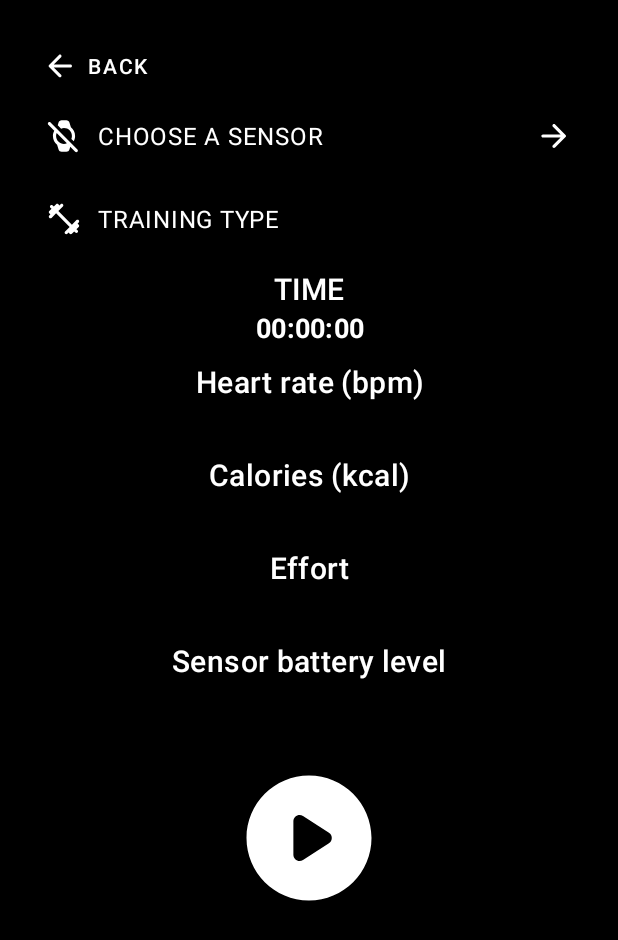
After one commit to RookeriesDevelopment/rook-training-tutorial-app, an Android app: the TrainingSoloActivity screen opened directly, with no data from a screen before it, on a phone screen of 412 x 824 dp. The commit adds this screen. Shown: the top 940 px of the screen. Run offline under Robolectric (Android 15) with nearby library versions, the phone set to English and light mode, and no system bars.

Commit message:
Tutorial -> Individual training -> Coding the UI

```diff
--- a/app/src/main/AndroidManifest.xml
+++ b/app/src/main/AndroidManifest.xml
@@ -69,5 +69,8 @@
         <activity
             android:name=".ui.scanner.SensorScannerActivity"
             android:exported="false" />
+        <activity
+            android:name=".ui.training.solo.TrainingSoloActivity"
+            android:exported="false" />
     </application>
 </manifest>
--- /dev/null
+++ b/app/src/main/java/com/rookmotion/rooktraining/ui/training/solo/TrainingSoloActivity.kt
@@ -0,0 +1,16 @@
+package com.rookmotion.rooktraining.ui.training.solo
+
+import android.os.Bundle
+import androidx.appcompat.app.AppCompatActivity
+import com.rookmotion.rooktraining.databinding.ActivityTrainingSoloBinding
+
+class TrainingSoloActivity : AppCompatActivity() {
+
+    private lateinit var binding: ActivityTrainingSoloBinding
+
+    override fun onCreate(savedInstanceState: Bundle?) {
+        super.onCreate(savedInstanceState)
+        binding = ActivityTrainingSoloBinding.inflate(layoutInflater)
+        setContentView(binding.root)
+    }
+}
--- /dev/null
+++ b/app/src/main/res/drawable/ic_arrow_back.xml
@@ -0,0 +1,5 @@
+<vector android:autoMirrored="true" android:height="24dp"
+    android:tint="#000000" android:viewportHeight="24"
+    android:viewportWidth="24" android:width="24dp" xmlns:android="http://schemas.android.com/apk/res/android">
+    <path android:fillColor="@android:color/white" android:pathData="M19,11H7.83l4.88,-4.88c0.39,-0.39 0.39,-1.03 0,-1.42 -0.39,-0.39 -1.02,-0.39 -1.41,0l-6.59,6.59c-0.39,0.39 -0.39,1.02 0,1.41l6.59,6.59c0.39,0.39 1.02,0.39 1.41,0 0.39,-0.39 0.39,-1.02 0,-1.41L7.83,13H19c0.55,0 1,-0.45 1,-1s-0.45,-1 -1,-1z"/>
+</vector>
--- /dev/null
+++ b/app/src/main/res/drawable/ic_pause.xml
@@ -0,0 +1,5 @@
+<vector android:height="24dp" android:tint="#000000"
+    android:viewportHeight="24" android:viewportWidth="24"
+    android:width="24dp" xmlns:android="http://schemas.android.com/apk/res/android">
+    <path android:fillColor="@android:color/white" android:pathData="M12,2C6.48,2 2,6.48 2,12s4.48,10 10,10s10,-4.48 10,-10S17.52,2 12,2zM10,16L10,16c-0.55,0 -1,-0.45 -1,-1V9c0,-0.55 0.45,-1 1,-1l0,0c0.55,0 1,0.45 1,1v6C11,15.55 10.55,16 10,16zM14,16L14,16c-0.55,0 -1,-0.45 -1,-1V9c0,-0.55 0.45,-1 1,-1l0,0c0.55,0 1,0.45 1,1v6C15,15.55 14.55,16 14,16z"/>
+</vector>
--- /dev/null
+++ b/app/src/main/res/drawable/ic_play.xml
@@ -0,0 +1,5 @@
+<vector android:height="24dp" android:tint="#000000"
+    android:viewportHeight="24" android:viewportWidth="24"
+    android:width="24dp" xmlns:android="http://schemas.android.com/apk/res/android">
+    <path android:fillColor="@android:color/white" android:pathData="M12,2C6.48,2 2,6.48 2,12s4.48,10 10,10s10,-4.48 10,-10S17.52,2 12,2zM9.5,14.67V9.33c0,-0.79 0.88,-1.27 1.54,-0.84l4.15,2.67c0.61,0.39 0.61,1.29 0,1.68l-4.15,2.67C10.38,15.94 9.5,15.46 9.5,14.67z"/>
+</vector>
--- /dev/null
+++ b/app/src/main/res/drawable/ic_sensor_off.xml
@@ -0,0 +1,6 @@
+<vector android:height="24dp" android:tint="#000000"
+    android:viewportHeight="24" android:viewportWidth="24"
+    android:width="24dp" xmlns:android="http://schemas.android.com/apk/res/android">
+    <path android:fillColor="@android:color/white" android:pathData="M12,7c2.76,0 5,2.24 5,5c0,0.64 -0.13,1.25 -0.35,1.82l1.5,1.5C18.69,14.33 19,13.2 19,12c0,-2.22 -1.03,-4.19 -2.64,-5.47l-0.93,-3.1C15.17,2.58 14.4,2 13.51,2h-3.02C9.6,2 8.83,2.58 8.57,3.42L8.04,5.21l2.14,2.14C10.75,7.13 11.36,7 12,7z"/>
+    <path android:fillColor="@android:color/white" android:pathData="M2.1,3.51L2.1,3.51c-0.39,0.39 -0.39,1.02 0,1.41l3.75,3.75C5.31,9.67 5,10.8 5,12c0,2.22 1.03,4.19 2.64,5.47l0.93,3.1C8.83,21.42 9.6,22 10.49,22h3.02c0.88,0 1.66,-0.58 1.92,-1.43l0.53,-1.78l3.11,3.11c0.39,0.39 1.02,0.39 1.41,0l0,0c0.39,-0.39 0.39,-1.02 0,-1.41L3.51,3.51C3.12,3.12 2.49,3.12 2.1,3.51zM12,17c-2.76,0 -5,-2.24 -5,-5c0,-0.64 0.13,-1.25 0.35,-1.82l6.47,6.47C13.25,16.87 12.64,17 12,17z"/>
+</vector>
--- /dev/null
+++ b/app/src/main/res/drawable/ic_stop.xml
@@ -0,0 +1,5 @@
+<vector android:height="24dp" android:tint="#000000"
+    android:viewportHeight="24" android:viewportWidth="24"
+    android:width="24dp" xmlns:android="http://schemas.android.com/apk/res/android">
+    <path android:fillColor="@android:color/white" android:pathData="M12,2C6.48,2 2,6.48 2,12c0,5.52 4.48,10 10,10s10,-4.48 10,-10C22,6.48 17.52,2 12,2zM15,16H9c-0.55,0 -1,-0.45 -1,-1V9c0,-0.55 0.45,-1 1,-1h6c0.55,0 1,0.45 1,1v6C16,15.55 15.55,16 15,16z"/>
+</vector>
--- /dev/null
+++ b/app/src/main/res/drawable/ic_training_type.xml
@@ -0,0 +1,5 @@
+<vector android:height="24dp" android:tint="#000000"
+    android:viewportHeight="24" android:viewportWidth="24"
+    android:width="24dp" xmlns:android="http://schemas.android.com/apk/res/android">
+    <path android:fillColor="@android:color/white" android:pathData="M20.57,14.86l0.72,-0.72c0.39,-0.39 0.39,-1.02 0,-1.41l-0.02,-0.02c-0.39,-0.39 -1.02,-0.39 -1.41,0L17,15.57 8.43,7l2.86,-2.86c0.39,-0.39 0.39,-1.02 0,-1.41l-0.02,-0.02c-0.39,-0.39 -1.02,-0.39 -1.41,0l-0.72,0.72 -0.72,-0.72c-0.39,-0.39 -1.03,-0.39 -1.42,0L5.57,4.14l-0.72,-0.72c-0.39,-0.39 -1.04,-0.39 -1.43,0 -0.39,0.39 -0.39,1.04 0,1.43l0.72,0.72L2.71,7c-0.39,0.39 -0.39,1.02 0,1.41l0.72,0.72 -0.72,0.73c-0.39,0.39 -0.39,1.02 0,1.41l0.02,0.02c0.39,0.39 1.02,0.39 1.41,0L7,8.43 15.57,17l-2.86,2.86c-0.39,0.39 -0.39,1.02 0,1.41l0.02,0.02c0.39,0.39 1.02,0.39 1.41,0l0.72,-0.72 0.72,0.72c0.39,0.39 1.02,0.39 1.41,0l1.43,-1.43 0.72,0.72c0.39,0.39 1.04,0.39 1.43,0 0.39,-0.39 0.39,-1.04 0,-1.43l-0.72,-0.72L21.29,17c0.39,-0.39 0.39,-1.02 0,-1.41l-0.72,-0.73z"/>
+</vector>
--- /dev/null
+++ b/app/src/main/res/drawable/ic_training_type_steps.xml
@@ -0,0 +1,5 @@
+<vector android:autoMirrored="true" android:height="24dp"
+    android:tint="#000000" android:viewportHeight="24"
+    android:viewportWidth="24" android:width="24dp" xmlns:android="http://schemas.android.com/apk/res/android">
+    <path android:fillColor="@android:color/white" android:pathData="M13.49,5.48c1.1,0 2,-0.9 2,-2s-0.9,-2 -2,-2 -2,0.9 -2,2 0.9,2 2,2zM10.32,17.48l0.57,-2.5 2.1,2v5c0,0.55 0.45,1 1,1s1,-0.45 1,-1v-5.64c0,-0.55 -0.22,-1.07 -0.62,-1.45l-1.48,-1.41 0.6,-3c1.07,1.24 2.62,2.13 4.36,2.41 0.6,0.09 1.14,-0.39 1.14,-1 0,-0.49 -0.36,-0.9 -0.85,-0.98 -1.52,-0.25 -2.78,-1.15 -3.45,-2.33l-1,-1.6c-0.4,-0.6 -1,-1 -1.7,-1 -0.3,0 -0.5,0.1 -0.8,0.1L7.21,7.76c-0.74,0.32 -1.22,1.04 -1.22,1.85v2.37c0,0.55 0.45,1 1,1s1,-0.45 1,-1v-2.4l1.8,-0.7 -1.6,8.1 -3.92,-0.8c-0.54,-0.11 -1.07,0.24 -1.18,0.78L3.09,17c-0.11,0.54 0.24,1.07 0.78,1.18l4.11,0.82c1.06,0.21 2.1,-0.46 2.34,-1.52z"/>
+</vector>
--- /dev/null
+++ b/app/src/main/res/layout/activity_training_solo.xml
@@ -0,0 +1,232 @@
+<?xml version="1.0" encoding="utf-8"?>
+<ScrollView xmlns:android="http://schemas.android.com/apk/res/android"
+    xmlns:app="http://schemas.android.com/apk/res-auto"
+    xmlns:tools="http://schemas.android.com/tools"
+    android:layout_width="match_parent"
+    android:layout_height="match_parent"
+    android:fillViewport="true"
+    tools:context=".ui.training.solo.TrainingSoloActivity">
+
+    <LinearLayout
+        android:id="@+id/base"
+        android:layout_width="match_parent"
+        android:layout_height="wrap_content"
+        android:background="@color/zone_0"
+        android:orientation="vertical"
+        android:padding="20dp">
+
+        <com.google.android.material.button.MaterialButton
+            android:id="@+id/back"
+            style="@style/Widget.RookMotion.Button.Back.White"
+            android:layout_width="wrap_content"
+            android:layout_height="wrap_content" />
+
+        <LinearLayout
+            android:id="@+id/choose_sensor"
+            android:layout_width="match_parent"
+            android:layout_height="wrap_content"
+            android:layout_marginBottom="10dp"
+            android:gravity="center_vertical"
+            android:orientation="horizontal"
+            android:padding="10dp">
+
+            <ImageView
+                android:id="@+id/sensor_state"
+                android:layout_width="25dp"
+                android:layout_height="25dp"
+                android:contentDescription="@null"
+                android:src="@drawable/ic_sensor_off"
+                app:tint="@color/white" />
+
+            <TextView
+                android:id="@+id/sensor_name"
+                android:layout_width="0dp"
+                android:layout_height="wrap_content"
+                android:layout_marginHorizontal="10dp"
+                android:layout_weight="1"
+                android:text="@string/choose_a_sensor"
+                android:textAllCaps="true"
+                android:textAppearance="@style/TextAppearance.MaterialComponents.Body1"
+                android:textColor="@color/white" />
+
+            <ImageView
+                android:layout_width="25dp"
+                android:layout_height="25dp"
+                android:contentDescription="@null"
+                android:src="@drawable/ic_arrow_forward"
+                app:tint="@color/white" />
+        </LinearLayout>
+
+        <LinearLayout
+            android:layout_width="match_parent"
+            android:layout_height="wrap_content"
+            android:layout_marginBottom="10dp"
+            android:gravity="center_vertical"
+            android:orientation="horizontal"
+            android:padding="10dp">
+
+            <ImageView
+                android:layout_width="25dp"
+                android:layout_height="25dp"
+                android:contentDescription="@null"
+                android:src="@drawable/ic_training_type"
+                app:tint="@color/white" />
+
+            <TextView
+                android:id="@+id/training_type"
+                android:layout_width="0dp"
+                android:layout_height="wrap_content"
+                android:layout_marginHorizontal="10dp"
+                android:layout_weight="1"
+                android:text="@string/training_type"
+                android:textAllCaps="true"
+                android:textAppearance="@style/TextAppearance.MaterialComponents.Body1"
+                android:textColor="@color/white" />
+        </LinearLayout>
+
+        <TextView
+            android:layout_width="match_parent"
+            android:layout_height="wrap_content"
+            android:text="@string/time"
+            android:textAlignment="center"
+            android:textAllCaps="true"
+            android:textAppearance="@style/TextAppearance.MaterialComponents.Headline6"
+            android:textColor="@color/white" />
+
+        <TextView
+            android:id="@+id/duration"
+            android:layout_width="match_parent"
+            android:layout_height="wrap_content"
+            android:layout_marginBottom="10dp"
+            android:text="00:00:00"
+            android:textAlignment="center"
+            android:textAppearance="@style/TextAppearance.MaterialComponents.Subtitle1"
+            android:textColor="@color/white"
+            android:textSize="18sp"
+            android:textStyle="bold" />
+
+        <TextView
+            android:layout_width="match_parent"
+            android:layout_height="wrap_content"
+            android:text="@string/heart_rate"
+            android:textAlignment="center"
+            android:textAppearance="@style/TextAppearance.MaterialComponents.Headline6"
+            android:textColor="@color/white" />
+
+        <TextView
+            android:id="@+id/heart_rate"
+            android:layout_width="match_parent"
+            android:layout_height="wrap_content"
+            android:layout_marginBottom="10dp"
+            android:textAlignment="center"
+            android:textAppearance="@style/TextAppearance.MaterialComponents.Subtitle1"
+            android:textColor="@color/white"
+            android:textSize="18sp"
+            tools:text="150" />
+
+        <TextView
+            android:layout_width="match_parent"
+            android:layout_height="wrap_content"
+            android:text="@string/calories"
+            android:textAlignment="center"
+            android:textAppearance="@style/TextAppearance.MaterialComponents.Headline6"
+            android:textColor="@color/white" />
+
+        <TextView
+            android:id="@+id/calories"
+            android:layout_width="match_parent"
+            android:layout_height="wrap_content"
+            android:layout_marginBottom="10dp"
+            android:textAlignment="center"
+            android:textAppearance="@style/TextAppearance.MaterialComponents.Subtitle1"
+            android:textColor="@color/white"
+            android:textSize="18sp"
+            tools:text="1500" />
+
+        <TextView
+            android:id="@+id/steps_types"
+            android:layout_width="match_parent"
+            android:layout_height="wrap_content"
+            android:text="@string/steps"
+            android:textAlignment="center"
+            android:textAppearance="@style/TextAppearance.MaterialComponents.Headline6"
+            android:textColor="@color/white"
+            android:visibility="gone" />
+
+        <TextView
+            android:id="@+id/steps"
+            android:layout_width="match_parent"
+            android:layout_height="wrap_content"
+            android:layout_marginBottom="10dp"
+            android:textAlignment="center"
+            android:textAppearance="@style/TextAppearance.MaterialComponents.Subtitle1"
+            android:textColor="@color/white"
+            android:textSize="18sp"
+            android:visibility="gone"
+            tools:text="2388" />
+
+        <TextView
+            android:layout_width="match_parent"
+            android:layout_height="wrap_content"
+            android:text="@string/heart_effort"
+            android:textAlignment="center"
+            android:textAppearance="@style/TextAppearance.MaterialComponents.Headline6"
+            android:textColor="@color/white" />
+
+        <TextView
+            android:id="@+id/effort"
+            android:layout_width="match_parent"
+            android:layout_height="wrap_content"
+            android:layout_marginBottom="10dp"
+            android:textAlignment="center"
+            android:textAppearance="@style/TextAppearance.MaterialComponents.Subtitle1"
+            android:textColor="@color/white"
+            android:textSize="18sp"
+            tools:text="90%" />
+
+        <TextView
+            android:layout_width="match_parent"
+            android:layout_height="wrap_content"
+            android:text="@string/battery_level"
+            android:textAlignment="center"
+            android:textAppearance="@style/TextAppearance.MaterialComponents.Headline6"
+            android:textColor="@color/white" />
+
+        <TextView
+            android:id="@+id/battery_level"
+            android:layout_width="match_parent"
+            android:layout_height="wrap_content"
+            android:layout_marginBottom="10dp"
+            android:textAlignment="center"
+            android:textAppearance="@style/TextAppearance.MaterialComponents.Subtitle1"
+            android:textColor="@color/white"
+            android:textSize="18sp"
+            tools:text="90" />
+
+        <RelativeLayout
+            android:layout_width="match_parent"
+            android:layout_height="wrap_content"
+            android:layout_marginTop="20dp"
+            android:orientation="horizontal">
+
+            <ImageView
+                android:id="@+id/stop"
+                android:layout_width="100dp"
+                android:layout_height="100dp"
+                android:layout_centerInParent="true"
+                android:contentDescription="@null"
+                android:src="@drawable/ic_stop"
+                android:visibility="gone"
+                app:tint="@color/white" />
+
+            <ImageView
+                android:id="@+id/play"
+                android:layout_width="100dp"
+                android:layout_height="100dp"
+                android:layout_centerInParent="true"
+                android:contentDescription="@null"
+                android:src="@drawable/ic_play"
+                app:tint="@color/white" />
+        </RelativeLayout>
+    </LinearLayout>
+</ScrollView>
--- a/app/src/main/res/values/colors.xml
+++ b/app/src/main/res/values/colors.xml
@@ -1,10 +1,20 @@
 <?xml version="1.0" encoding="utf-8"?>
 <resources>
+    <color name="black">#FF000000</color>
+    <color name="black_50">#50000000</color>
+    <color name="white">#FFFFFFFF</color>
+    <color name="white_50">#50FFFFFF</color>
+
     <color name="purple_200">#FFBB86FC</color>
     <color name="purple_500">#FF6200EE</color>
     <color name="purple_700">#FF3700B3</color>
     <color name="teal_200">#FF03DAC5</color>
     <color name="teal_700">#FF018786</color>
-    <color name="black">#FF000000</color>
-    <color name="white">#FFFFFFFF</color>
+
+    <color name="zone_0">#FF000000</color>
+    <color name="zone_1">#FFA2A2A2</color>
+    <color name="zone_2">#FF0091EA</color>
+    <color name="zone_3">#FF00C853</color>
+    <color name="zone_4">#FFFFAB00</color>
+    <color name="zone_5">#FFD50000</color>
 </resources>
--- a/app/src/main/res/values/strings.xml
+++ b/app/src/main/res/values/strings.xml
@@ -28,4 +28,13 @@
     <string name="error_not_supported">This device does not support BLE scanning</string>
     <string name="error_no_resources">Device\'s bluetooth is overloaded</string>
     <string name="error_too_much_scans">Scanning to frecuently, bluetooth is overloaded</string>
+    <string name="choose_a_sensor">Choose a sensor</string>
+    <string name="training_type">Training type</string>
+    <string name="time">Time</string>
+    <string name="heart_rate">Heart rate (bpm)</string>
+    <string name="calories">Calories (kcal)</string>
+    <string name="steps">Steps</string>
+    <string name="jumps">Jumps</string>
+    <string name="heart_effort">Effort</string>
+    <string name="battery_level">Sensor battery level</string>
 </resources>
--- /dev/null
+++ b/app/src/main/res/values/styles.xml
@@ -0,0 +1,21 @@
+<?xml version="1.0" encoding="utf-8"?>
+<resources>
+
+    <style name="Widget.RookMotion.Button.Back" parent="Widget.MaterialComponents.Button.TextButton">
+        <item name="android:text">@string/back</item>
+        <item name="android:textColor">@color/black</item>
+        <item name="icon">@drawable/ic_arrow_back</item>
+        <item name="iconTint">@color/black</item>
+        <item name="rippleColor">@color/black_50</item>
+        <item name="android:insetTop">0dp</item>
+        <item name="android:insetBottom">0dp</item>
+    </style>
+
+    <style name="Widget.RookMotion.Button.Back.White">
+        <item name="android:textColor">@color/white</item>
+        <item name="iconTint">@color/white</item>
+        <item name="rippleColor">@color/white_50</item>
+    </style>
+
+    <string name="back">Back</string>
+</resources>
```
